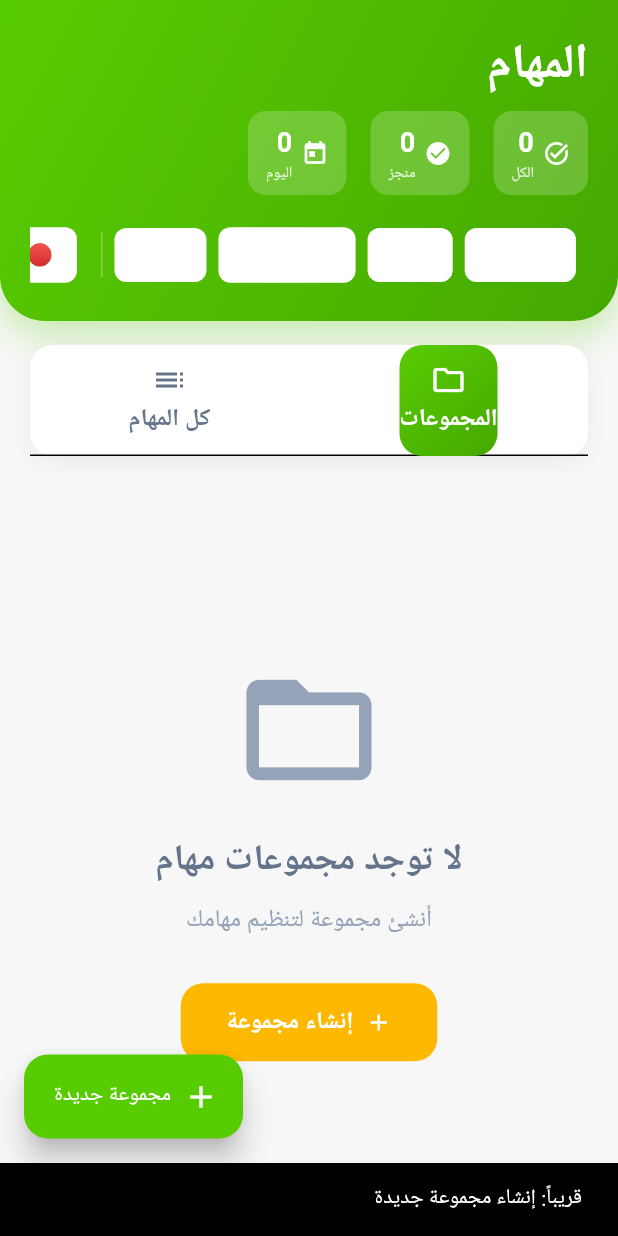
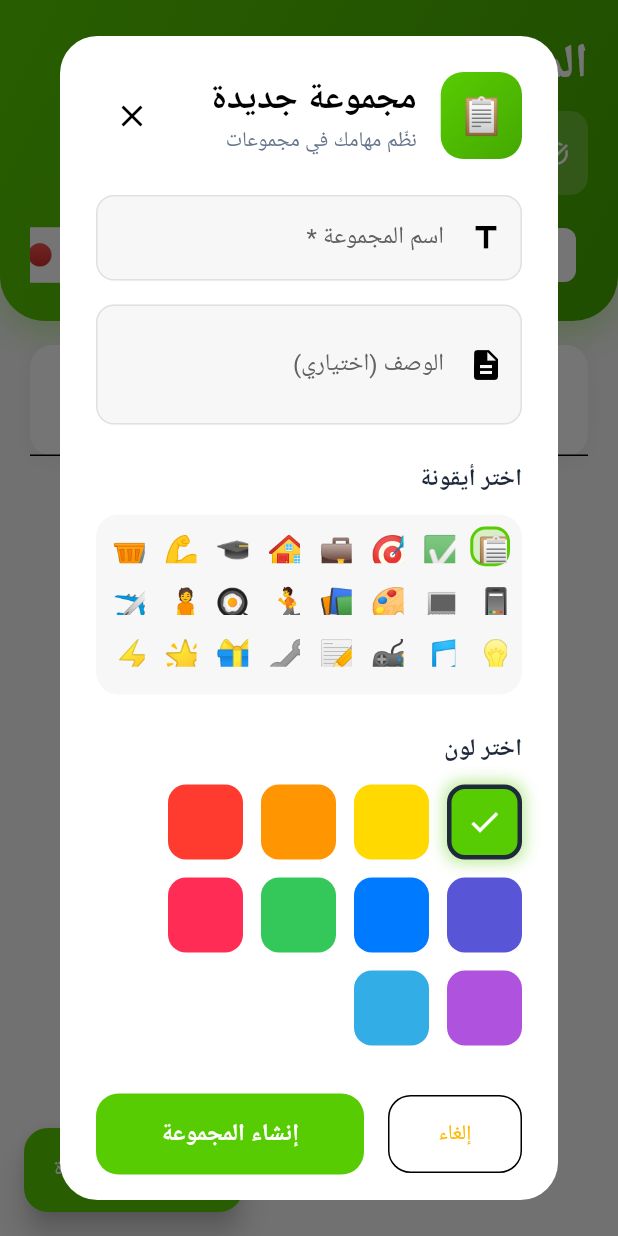
Before and after one commit to Lord-shaban/Nota, a Flutter app: the TasksTabView screen opened directly, after a tap on "إنشاء مجموعة", on a phone screen of 412 x 824 dp. Run offline on Flutter 3.47's test engine with Material 3 defaults, Android fonts, the phone set to English and light mode, and no system bars; our stand-ins replace camera, cloud_firestore, email_validator, equatable, firebase_auth, firebase_core and 12 more; missing offline and left inert: cloudinary_public; accounts and stored records are empty; Roboto replaces fonts that are missing (Tajawal).

Commit message:
feat(tasks): Add CreateTaskGroupDialog with icon and color picker
- Created beautiful dialog for creating/editing task groups
- Implemented icon selector with 24 emoji options in grid layout
- Added color picker with 10 predefined alNota-style colors
- Included form validation for required fields
- Added loading state during save operation
- Integrated with Firebase Firestore for CRUD operations
- Support for both create and edit modes
- Custom styling with rounded corners and shadows
- Success/error feedback with SnackBars

Co-Authored-By: ALi Sameh <178108183+Ali-0110@users.noreply.github.com>
Co-Authored-By: Mahmoud Abdelrauf <170731337+Mahmoud13MA@users.noreply.github.com>

```diff
--- /dev/null
+++ b/lib/ features/dashboard/tasks/create_task_group_dialog.dart
@@ -0,0 +1,433 @@
+import 'package:flutter/material.dart';
+import 'package:cloud_firestore/cloud_firestore.dart';
+import 'package:firebase_auth/firebase_auth.dart';
+import '../../../core/models/task_group.dart';
+import '../../../core/theme/app_theme.dart';
+
+/// Dialog for creating or editing task groups
+///
+/// Co-authored-by: ALi Sameh
+/// Co-authored-by: Mahmoud Abdelrauf
+class CreateTaskGroupDialog extends StatefulWidget {
+  final TaskGroup? group; // null for new, non-null for edit
+
+  const CreateTaskGroupDialog({
+    Key? key,
+    this.group,
+  }) : super(key: key);
+
+  @override
+  State<CreateTaskGroupDialog> createState() => _CreateTaskGroupDialogState();
+}
+
+class _CreateTaskGroupDialogState extends State<CreateTaskGroupDialog> {
+  final _formKey = GlobalKey<FormState>();
+  late TextEditingController _titleController;
+  late TextEditingController _descriptionController;
+
+  String _selectedColor = '#58CC02';
+  String _selectedIcon = '📋';
+  bool _isLoading = false;
+
+  final List<String> _colors = [
+    '#58CC02', // Green
+    '#FFD900', // Yellow
+    '#FF9500', // Orange
+    '#FF3B30', // Red
+    '#5856D6', // Purple
+    '#007AFF', // Blue
+    '#34C759', // Light Green
+    '#FF2D55', // Pink
+    '#AF52DE', // Violet
+    '#32ADE6', // Cyan
+  ];
+
+  final List<String> _icons = [
+    '📋', '✅', '🎯', '💼', '🏠', '🎓', '💪', '🛒',
+    '📱', '💻', '🎨', '📚', '🏃', '🍳', '🧘', '✈️',
+    '💡', '🎵', '🎮', '📝', '🔧', '🎁', '🌟', '⚡',
+  ];
+
+  @override
+  void initState() {
+    super.initState();
+    _titleController = TextEditingController(text: widget.group?.title ?? '');
+    _descriptionController =
+        TextEditingController(text: widget.group?.description ?? '');
+
+    if (widget.group != null) {
+      _selectedColor = widget.group!.color;
+      _selectedIcon = widget.group!.icon;
+    }
+  }
+
+  @override
+  void dispose() {
+    _titleController.dispose();
+    _descriptionController.dispose();
+    super.dispose();
+  }
+
+  bool get _isEditing => widget.group != null;
+
+  @override
+  Widget build(BuildContext context) {
+    return Dialog(
+      shape: RoundedRectangleBorder(
+        borderRadius: BorderRadius.circular(25),
+      ),
+      child: Container(
+        constraints: const BoxConstraints(maxWidth: 500),
+        child: SingleChildScrollView(
+          child: Padding(
+            padding: const EdgeInsets.all(24),
+            child: Form(
+              key: _formKey,
+              child: Column(
+                mainAxisSize: MainAxisSize.min,
+                crossAxisAlignment: CrossAxisAlignment.stretch,
+                children: [
+                  // Header
+                  Row(
+                    children: [
+                      Container(
+                        padding: const EdgeInsets.all(12),
+                        decoration: BoxDecoration(
+                          gradient: AppTheme.primaryGradient,
+                          borderRadius: BorderRadius.circular(15),
+                        ),
+                        child: Text(
+                          _selectedIcon,
+                          style: const TextStyle(fontSize: 24),
+                        ),
+                      ),
+                      const SizedBox(width: 16),
+                      Expanded(
+                        child: Column(
+                          crossAxisAlignment: CrossAxisAlignment.start,
+                          children: [
+                            Text(
+                              _isEditing ? 'تعديل المجموعة' : 'مجموعة جديدة',
+                              style: const TextStyle(
+                                fontSize: 24,
+                                fontWeight: FontWeight.bold,
+                              ),
+                            ),
+                            Text(
+                              'نظّم مهامك في مجموعات',
+                              style: TextStyle(
+                                fontSize: 14,
+                                color: AppTheme.textSecondaryColor,
+                              ),
+                            ),
+                          ],
+                        ),
+                      ),
+                      IconButton(
+                        onPressed: () => Navigator.pop(context),
+                        icon: const Icon(Icons.close),
+                      ),
+                    ],
+                  ),
+
+                  const SizedBox(height: 24),
+
+                  // Title Field
+                  TextFormField(
+                    controller: _titleController,
+                    decoration: InputDecoration(
+                      labelText: 'اسم المجموعة *',
+                      hintText: 'مثال: مهام العمل',
+                      prefixIcon: const Icon(Icons.title),
+                      border: OutlineInputBorder(
+                        borderRadius: BorderRadius.circular(15),
+                      ),
+                      filled: true,
+                      fillColor: AppTheme.backgroundColor,
+                    ),
+                    validator: (value) {
+                      if (value == null || value.trim().isEmpty) {
+                        return 'يرجى إدخال اسم المجموعة';
+                      }
+                      return null;
+                    },
+                    textInputAction: TextInputAction.next,
+                  ),
+
+                  const SizedBox(height: 16),
+
+                  // Description Field
+                  TextFormField(
+                    controller: _descriptionController,
+                    decoration: InputDecoration(
+                      labelText: 'الوصف (اختياري)',
+                      hintText: 'وصف قصير للمجموعة',
+                      prefixIcon: const Icon(Icons.description),
+                      border: OutlineInputBorder(
+                        borderRadius: BorderRadius.circular(15),
+                      ),
+                      filled: true,
+                      fillColor: AppTheme.backgroundColor,
+                    ),
+                    maxLines: 2,
+                    textInputAction: TextInputAction.done,
+                  ),
+
+                  const SizedBox(height: 24),
+
+                  // Icon Selector
+                  Column(
+                    crossAxisAlignment: CrossAxisAlignment.start,
+                    children: [
+                      Text(
+                        'اختر أيقونة',
+                        style: TextStyle(
+                          fontSize: 16,
+                          fontWeight: FontWeight.bold,
+                          color: AppTheme.textPrimaryColor,
+                        ),
+                      ),
+                      const SizedBox(height: 12),
+                      Container(
+                        height: 120,
+                        padding: const EdgeInsets.all(8),
+                        decoration: BoxDecoration(
+                          color: AppTheme.backgroundColor,
+                          borderRadius: BorderRadius.circular(15),
+                        ),
+                        child: GridView.builder(
+                          gridDelegate:
+                              const SliverGridDelegateWithFixedCrossAxisCount(
+                            crossAxisCount: 8,
+                            mainAxisSpacing: 8,
+                            crossAxisSpacing: 8,
+                          ),
+                          itemCount: _icons.length,
+                          itemBuilder: (context, index) {
+                            final icon = _icons[index];
+                            final isSelected = icon == _selectedIcon;
+                            return InkWell(
+                              onTap: () {
+                                setState(() {
+                                  _selectedIcon = icon;
+                                });
+                              },
+                              borderRadius: BorderRadius.circular(10),
+                              child: Container(
+                                decoration: BoxDecoration(
+                                  color: isSelected
+                                      ? AppTheme.primaryColor.withOpacity(0.2)
+                                      : Colors.transparent,
+                                  borderRadius: BorderRadius.circular(10),
+                                  border: Border.all(
+                                    color: isSelected
+                                        ? AppTheme.primaryColor
+                                        : Colors.transparent,
+                                    width: 2,
+                                  ),
+                                ),
+                                child: Center(
+                                  child: Text(
+                                    icon,
+                                    style: const TextStyle(fontSize: 24),
+                                  ),
+                                ),
+                              ),
+                            );
+                          },
+                        ),
+                      ),
+                    ],
+                  ),
+
+                  const SizedBox(height: 24),
+
+                  // Color Selector
+                  Column(
+                    crossAxisAlignment: CrossAxisAlignment.start,
+                    children: [
+                      Text(
+                        'اختر لون',
+                        style: TextStyle(
+                          fontSize: 16,
+                          fontWeight: FontWeight.bold,
+                          color: AppTheme.textPrimaryColor,
+                        ),
+                      ),
+                      const SizedBox(height: 12),
+                      Wrap(
+                        spacing: 12,
+                        runSpacing: 12,
+                        children: _colors.map((color) {
+                          final isSelected = color == _selectedColor;
+                          return InkWell(
+                            onTap: () {
+                              setState(() {
+                                _selectedColor = color;
+                              });
+                            },
+                            borderRadius: BorderRadius.circular(12),
+                            child: Container(
+                              width: 50,
+                              height: 50,
+                              decoration: BoxDecoration(
+                                color: Color(
+                                    int.parse(color.replaceFirst('#', '0xFF'))),
+                                borderRadius: BorderRadius.circular(12),
+                                border: Border.all(
+                                  color: isSelected
+                                      ? AppTheme.textPrimaryColor
+                                      : Colors.transparent,
+                                  width: 3,
+                                ),
+                                boxShadow: isSelected
+                                    ? [
+                                        BoxShadow(
+                                          color: Color(int.parse(
+                                                  color.replaceFirst('#', '0xFF')))
+                                              .withOpacity(0.4),
+                                          blurRadius: 8,
+                                          spreadRadius: 2,
+                                        ),
+                                      ]
+                                    : null,
+                              ),
+                              child: isSelected
+                                  ? const Icon(
+                                      Icons.check,
+                                      color: Colors.white,
+                                      size: 24,
+                                    )
+                                  : null,
+                            ),
+                          );
+                        }).toList(),
+                      ),
+                    ],
+                  ),
+
+                  const SizedBox(height: 32),
+
+                  // Action Buttons
+                  Row(
+                    children: [
+                      Expanded(
+                        child: OutlinedButton(
+                          onPressed: _isLoading
+                              ? null
+                              : () => Navigator.pop(context),
+                          style: OutlinedButton.styleFrom(
+                            padding: const EdgeInsets.symmetric(vertical: 16),
+                            shape: RoundedRectangleBorder(
+                              borderRadius: BorderRadius.circular(15),
+                            ),
+                          ),
+                          child: const Text('إلغاء'),
+                        ),
+                      ),
+                      const SizedBox(width: 16),
+                      Expanded(
+                        flex: 2,
+                        child: ElevatedButton(
+                          onPressed: _isLoading ? null : _saveGroup,
+                          style: ElevatedButton.styleFrom(
+                            padding: const EdgeInsets.symmetric(vertical: 16),
+                            shape: RoundedRectangleBorder(
+                              borderRadius: BorderRadius.circular(15),
+                            ),
+                            backgroundColor: AppTheme.primaryColor,
+                          ),
+                          child: _isLoading
+                              ? const SizedBox(
+                                  width: 20,
+                                  height: 20,
+                                  child: CircularProgressIndicator(
+                                    color: Colors.white,
+                                    strokeWidth: 2,
+                                  ),
+                                )
+                              : Text(
+                                  _isEditing ? 'حفظ التعديلات' : 'إنشاء المجموعة',
+                                  style: const TextStyle(
+                                    color: Colors.white,
+                                    fontWeight: FontWeight.bold,
+                                    fontSize: 16,
+                                  ),
+                                ),
+                        ),
+                      ),
+                    ],
+                  ),
+                ],
+              ),
+            ),
+          ),
+        ),
+      ),
+    );
+  }
+
+  Future<void> _saveGroup() async {
+    if (!_formKey.currentState!.validate()) return;
+
+    setState(() => _isLoading = true);
+
+    try {
+      final userId = FirebaseAuth.instance.currentUser?.uid;
+      if (userId == null) throw Exception('User not authenticated');
+
+      final now = DateTime.now();
+      final data = {
+        'title': _titleController.text.trim(),
+        'description': _descriptionController.text.trim().isEmpty
+            ? null
+            : _descriptionController.text.trim(),
+        'color': _selectedColor,
+        'icon': _selectedIcon,
+        'userId': userId,
+        'updatedAt': Timestamp.fromDate(now),
+      };
+
+      if (_isEditing) {
+        // Update existing group
+        await FirebaseFirestore.instance
+            .collection('task_groups')
+            .doc(widget.group!.id)
+            .update(data);
+      } else {
+        // Create new group
+        data['createdAt'] = Timestamp.fromDate(now);
+        data['totalTasks'] = 0;
+        data['completedTasks'] = 0;
+        data['taskIds'] = [];
+
+        await FirebaseFirestore.instance.collection('task_groups').add(data);
+      }
+
+      if (mounted) {
+        Navigator.pop(context);
+        ScaffoldMessenger.of(context).showSnackBar(
+          SnackBar(
+            content: Text(_isEditing
+                ? 'تم تحديث المجموعة بنجاح'
+                : 'تم إنشاء المجموعة بنجاح'),
+            backgroundColor: AppTheme.successColor,
+          ),
+        );
+      }
+    } catch (e) {
+      if (mounted) {
+        ScaffoldMessenger.of(context).showSnackBar(
+          SnackBar(
+            content: Text('حدث خطأ: $e'),
+            backgroundColor: AppTheme.errorColor,
+          ),
+        );
+      }
+    } finally {
+      if (mounted) {
+        setState(() => _isLoading = false);
+      }
+    }
+  }
+}
--- a/lib/ features/dashboard/tasks/tasks_tab_view.dart
+++ b/lib/ features/dashboard/tasks/tasks_tab_view.dart
@@ -6,6 +6,7 @@ import '../../../core/models/task_group.dart';
 import '../../../core/theme/app_theme.dart';
 import 'package:flutter_animate/flutter_animate.dart';
 import 'task_group_card.dart';
+import 'create_task_group_dialog.dart';
 
 /// Enhanced Tasks Tab View with Groups and Completion Tracking
 ///
@@ -391,8 +392,9 @@ class _TasksTabViewState extends State<TasksTabView>
   }
 
   void _showEditGroupDialog(TaskGroup group) {
-    ScaffoldMessenger.of(context).showSnackBar(
-      SnackBar(content: Text('قريباً: تعديل ${group.title}')),
+    showDialog(
+      context: context,
+      builder: (context) => CreateTaskGroupDialog(group: group),
     );
   }
 
@@ -447,9 +449,9 @@ class _TasksTabViewState extends State<TasksTabView>
   }
 
   void _showCreateGroupDialog() {
-    // Will be implemented in the next commit
-    ScaffoldMessenger.of(context).showSnackBar(
-      const SnackBar(content: Text('قريباً: إنشاء مجموعة جديدة')),
+    showDialog(
+      context: context,
+      builder: (context) => const CreateTaskGroupDialog(),
     );
   }
 }
```
